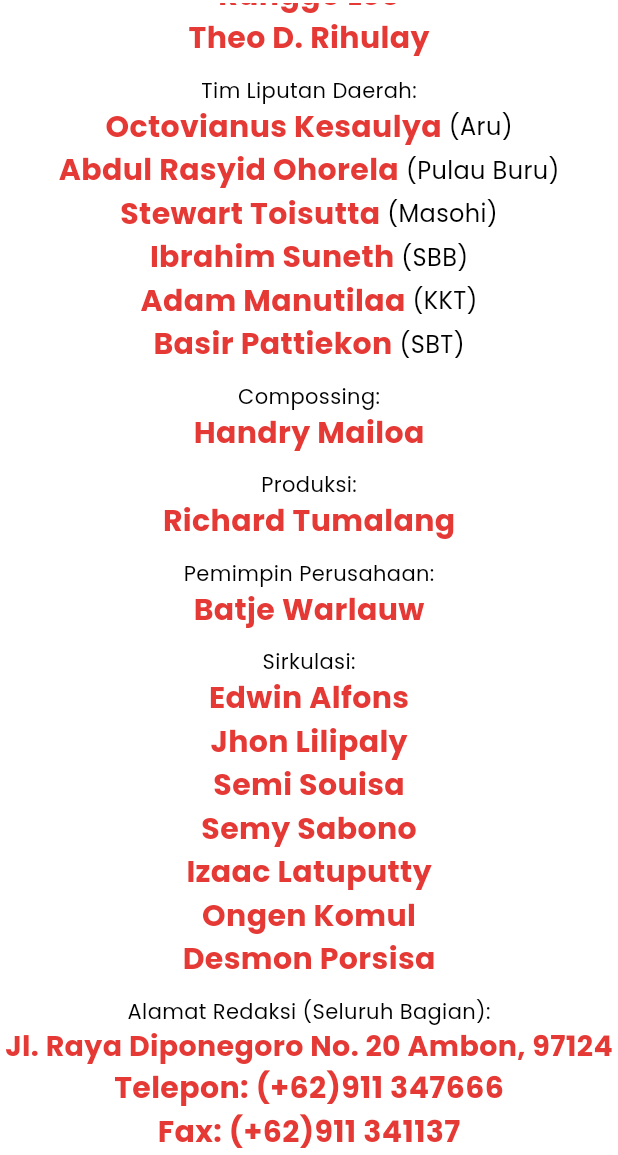
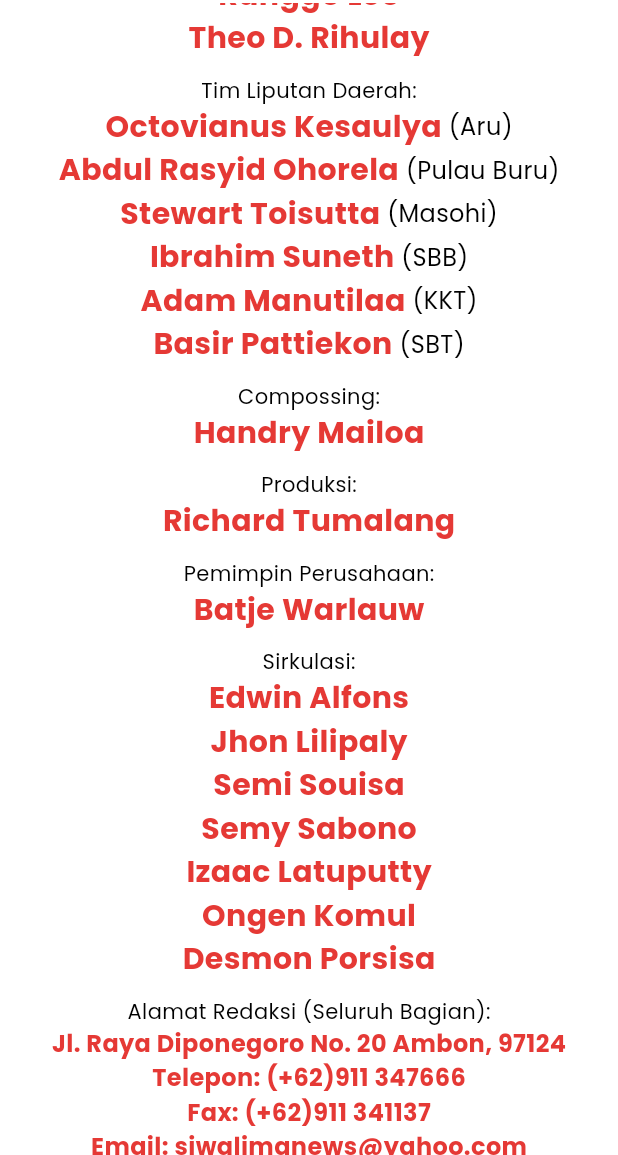
Before and after one commit to leonurium/siwalima_ios, a Flutter app: the RedaksiPage screen opened directly, scrolled down 576 dp, on a phone screen of 412 x 824 dp, the part 81-1236 px from its top. Run offline on Flutter 3.47's test engine with Material 3 defaults, Android fonts, the phone set to English and light mode, and no system bars; our stand-ins replace cached_network_image, flutter_riverpod, flutter_widget_from_html, google_fonts, share; missing offline and left inert: d_input, d_method, d_view; network calls fail.

Commit message:
update redaksi page 3

```diff
--- a/lib/pages/redaksi_page.dart
+++ b/lib/pages/redaksi_page.dart
@@ -448,7 +448,7 @@ class _RedaksiPageState extends State<RedaksiPage> {
                     "Jl. Raya Diponegoro No. 20 Ambon, 97124",
                     style: TextStyle(
                       color: AppColors.primary,
-                      fontSize: 19,
+                      fontSize: 16,
                       fontWeight: FontWeight.bold,
                     ),
                   ),
@@ -456,7 +456,7 @@ class _RedaksiPageState extends State<RedaksiPage> {
                     "Telepon: (+62)911 347666",
                     style: TextStyle(
                       color: AppColors.primary,
-                      fontSize: 20,
+                      fontSize: 16,
                       fontWeight: FontWeight.bold,
                     ),
                   ),
@@ -464,7 +464,7 @@ class _RedaksiPageState extends State<RedaksiPage> {
                     "Fax: (+62)911 341137",
                     style: TextStyle(
                       color: AppColors.primary,
-                      fontSize: 20,
+                      fontSize: 16,
                       fontWeight: FontWeight.bold,
                     ),
                   ),
@@ -472,7 +472,7 @@ class _RedaksiPageState extends State<RedaksiPage> {
                     "Email: siwalimanews@yahoo.com",
                     style: TextStyle(
                       color: AppColors.primary,
-                      fontSize: 20,
+                      fontSize: 16,
                       fontWeight: FontWeight.bold,
                     ),
                   ),
```
